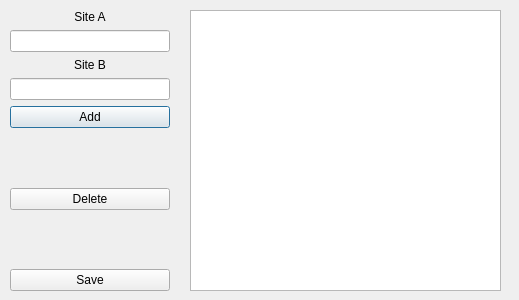
Qt form editdialog.ui (szledak/EasyLearning) before a commit.
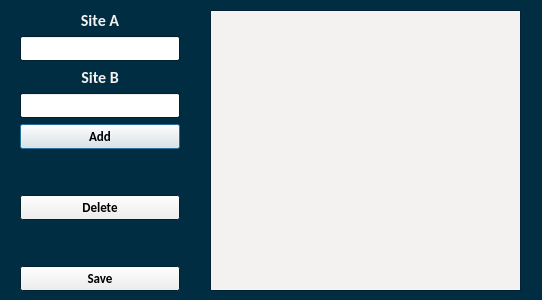
The same form after that commit.

```diff
--- a/editdialog.ui
+++ b/editdialog.ui
@@ -6,17 +6,116 @@
    <rect>
     <x>0</x>
     <y>0</y>
-    <width>519</width>
+    <width>542</width>
     <height>300</height>
    </rect>
   </property>
+  <property name="palette">
+   <palette>
+    <active>
+     <colorrole role="WindowText">
+      <brush brushstyle="SolidPattern">
+       <color alpha="255">
+        <red>244</red>
+        <green>242</green>
+        <blue>240</blue>
+       </color>
+      </brush>
+     </colorrole>
+     <colorrole role="Base">
+      <brush brushstyle="SolidPattern">
+       <color alpha="255">
+        <red>255</red>
+        <green>255</green>
+        <blue>255</blue>
+       </color>
+      </brush>
+     </colorrole>
+     <colorrole role="Window">
+      <brush brushstyle="SolidPattern">
+       <color alpha="255">
+        <red>1</red>
+        <green>45</green>
+        <blue>67</blue>
+       </color>
+      </brush>
+     </colorrole>
+    </active>
+    <inactive>
+     <colorrole role="WindowText">
+      <brush brushstyle="SolidPattern">
+       <color alpha="255">
+        <red>244</red>
+        <green>242</green>
+        <blue>240</blue>
+       </color>
+      </brush>
+     </colorrole>
+     <colorrole role="Base">
+      <brush brushstyle="SolidPattern">
+       <color alpha="255">
+        <red>255</red>
+        <green>255</green>
+        <blue>255</blue>
+       </color>
+      </brush>
+     </colorrole>
+     <colorrole role="Window">
+      <brush brushstyle="SolidPattern">
+       <color alpha="255">
+        <red>1</red>
+        <green>45</green>
+        <blue>67</blue>
+       </color>
+      </brush>
+     </colorrole>
+    </inactive>
+    <disabled>
+     <colorrole role="WindowText">
+      <brush brushstyle="SolidPattern">
+       <color alpha="255">
+        <red>120</red>
+        <green>120</green>
+        <blue>120</blue>
+       </color>
+      </brush>
+     </colorrole>
+     <colorrole role="Base">
+      <brush brushstyle="SolidPattern">
+       <color alpha="255">
+        <red>1</red>
+        <green>45</green>
+        <blue>67</blue>
+       </color>
+      </brush>
+     </colorrole>
+     <colorrole role="Window">
+      <brush brushstyle="SolidPattern">
+       <color alpha="255">
+        <red>1</red>
+        <green>45</green>
+        <blue>67</blue>
+       </color>
+      </brush>
+     </colorrole>
+    </disabled>
+   </palette>
+  </property>
+  <property name="font">
+   <font>
+    <family>Calibri</family>
+    <pointsize>10</pointsize>
+    <weight>75</weight>
+    <bold>true</bold>
+   </font>
+  </property>
   <property name="windowTitle">
    <string>Edit database</string>
   </property>
   <widget class="QWidget" name="verticalLayoutWidget">
    <property name="geometry">
     <rect>
-     <x>10</x>
+     <x>20</x>
      <y>10</y>
      <width>160</width>
      <height>281</height>
@@ -24,6 +123,8 @@
    </property>
    <layout class="QVBoxLayout" name="verticalLayout">
     <item>
+     <layout class="QVBoxLayout" name="verticalLayout_2">
+      <item>
      <widget class="QLabel" name="label">
       <property name="maximumSize">
        <size>
@@ -31,6 +132,11 @@
         <height>20</height>
        </size>
       </property>
+        <property name="font">
+         <font>
+          <pointsize>12</pointsize>
+         </font>
+        </property>
       <property name="text">
        <string>Site A</string>
       </property>
@@ -50,6 +156,11 @@
         <height>20</height>
        </size>
       </property>
+        <property name="font">
+         <font>
+          <pointsize>12</pointsize>
+         </font>
+        </property>
       <property name="text">
        <string>Site B</string>
       </property>
@@ -68,6 +179,8 @@
       </property>
      </widget>
     </item>
+     </layout>
+    </item>
     <item>
      <spacer name="verticalSpacer">
       <property name="orientation">
@@ -113,12 +226,49 @@
   <widget class="QTableWidget" name="tableWidget">
    <property name="geometry">
     <rect>
-     <x>190</x>
+     <x>210</x>
      <y>10</y>
      <width>311</width>
      <height>281</height>
     </rect>
    </property>
+   <property name="palette">
+    <palette>
+     <active>
+      <colorrole role="Base">
+       <brush brushstyle="SolidPattern">
+        <color alpha="255">
+         <red>244</red>
+         <green>242</green>
+         <blue>240</blue>
+        </color>
+       </brush>
+      </colorrole>
+     </active>
+     <inactive>
+      <colorrole role="Base">
+       <brush brushstyle="SolidPattern">
+        <color alpha="255">
+         <red>244</red>
+         <green>242</green>
+         <blue>240</blue>
+        </color>
+       </brush>
+      </colorrole>
+     </inactive>
+     <disabled>
+      <colorrole role="Base">
+       <brush brushstyle="SolidPattern">
+        <color alpha="255">
+         <red>1</red>
+         <green>45</green>
+         <blue>67</blue>
+        </color>
+       </brush>
+      </colorrole>
+     </disabled>
+    </palette>
+   </property>
   </widget>
  </widget>
  <resources/>
```
Lines whose indentation alone changed are shown as unchanged.
